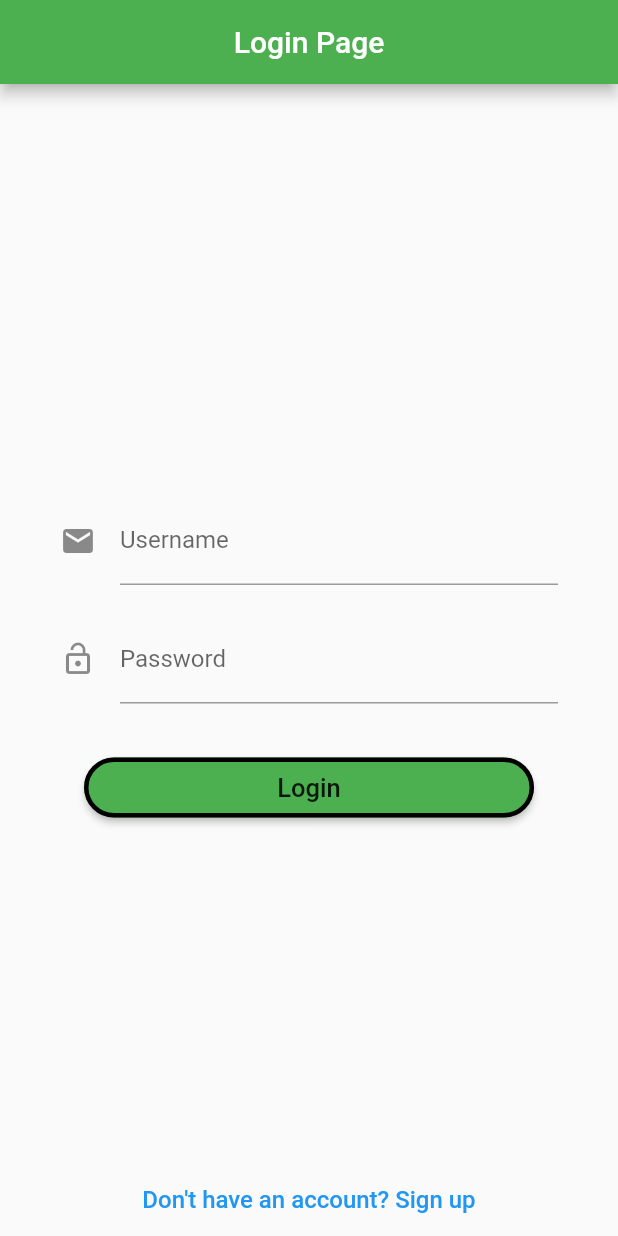
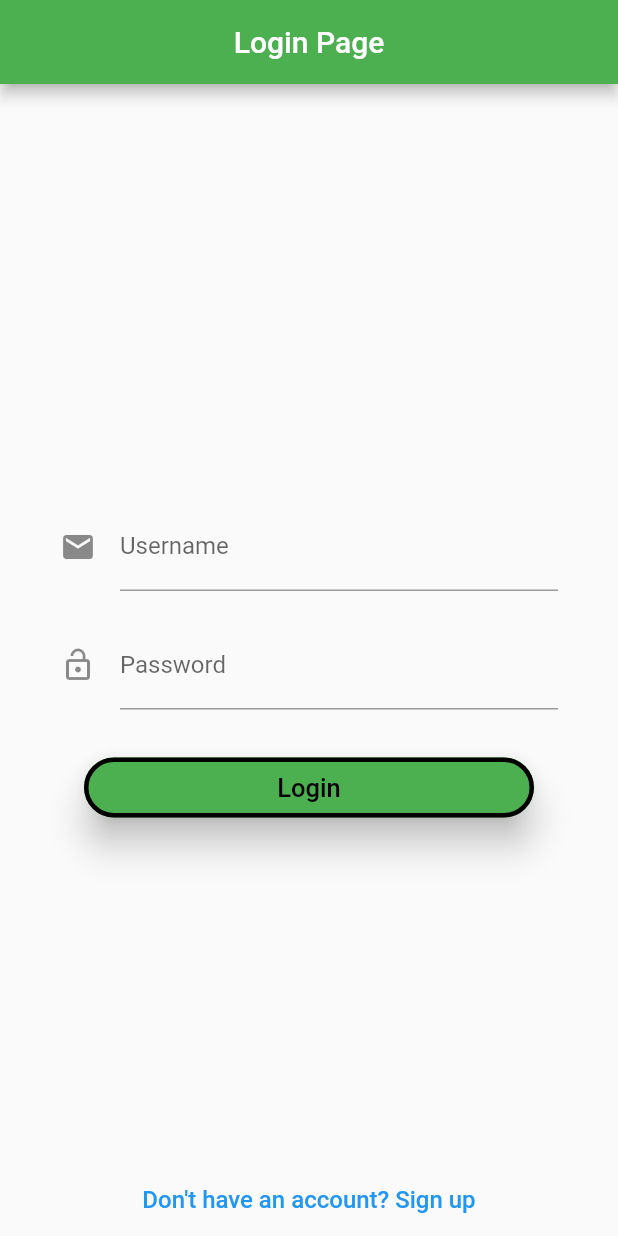
Before and after one commit to squach28/MotivateMe_Mobile_Application, a Flutter app: the screen it shows after launch, after a tap on "Already have an account? Login", on a phone screen of 412 x 824 dp. Run offline on Flutter 3.47's test engine with Material 2 defaults, Android fonts, the phone set to English and light mode, and no system bars.

Commit message:
Updated button styling without deprecated classes.

```diff
--- a/lib/login_page.dart
+++ b/lib/login_page.dart
@@ -80,24 +80,32 @@
         ),
 
         // Login Button
-        ButtonTheme(
-          minWidth: 300.0,
+        SizedBox(
+          width: 300.0,
           height: 40.0,
-          buttonColor: Colors.green,
-          child: RaisedButton(
+          child: OutlinedButton(
             child: new Text(
               'Login',
               style: new TextStyle(
                 fontSize: 17.0,
+                color: Colors.black
               ),
             ),
             onPressed: _login,
+            style: ButtonStyle(
+              backgroundColor: MaterialStateProperty.all<Color>(Colors.green),
+              elevation: MaterialStateProperty.all<double>(10.0),
+              side: MaterialStateProperty.all<BorderSide>(BorderSide(width: 3.0, color: Colors.black),
+              ),
+              shape: MaterialStateProperty.all<OutlinedBorder>(RoundedRectangleBorder(
+                  borderRadius: BorderRadius.circular(32.0),
+                  side: BorderSide(width: 3, color: Colors.black
+                  ),
+                ),
+              ),
+            ),
           ),
-          shape: RoundedRectangleBorder(
-            borderRadius: BorderRadius.circular(32.0),
-            side: BorderSide(width: 3.0, color: Colors.black),
-          ),
-        )
+        ),
       ],
     );
   }
--- a/lib/signup_page.dart
+++ b/lib/signup_page.dart
@@ -91,24 +91,32 @@
       ),
 
       // Sign Up Button
-      ButtonTheme(
-          minWidth: 300.0,
+      SizedBox(
+          width: 300.0,
           height: 40.0,
-          buttonColor: Colors.blue,
-          child: RaisedButton(
+          child: OutlinedButton(
             child: new Text(
-              'Sign Up',
+              'Login',
               style: new TextStyle(
                 fontSize: 17.0,
+                color: Colors.black
               ),
             ),
             onPressed: _signUp,
+            style: ButtonStyle(
+              backgroundColor: MaterialStateProperty.all<Color>(Colors.blue),
+              elevation: MaterialStateProperty.all<double>(10.0),
+              side: MaterialStateProperty.all<BorderSide>(BorderSide(width: 3.0, color: Colors.black),
+              ),
+              shape: MaterialStateProperty.all<OutlinedBorder>(RoundedRectangleBorder(
+                  borderRadius: BorderRadius.circular(32.0),
+                  side: BorderSide(width: 3, color: Colors.black
+                  ),
+                ),
+              ),
+            ),
           ),
-          shape: RoundedRectangleBorder(
-            borderRadius: BorderRadius.circular(32.0),
-            side: BorderSide(width: 3.0, color: Colors.black),
-          ),
-        )
+        ),
     ]);
   }
 
```
